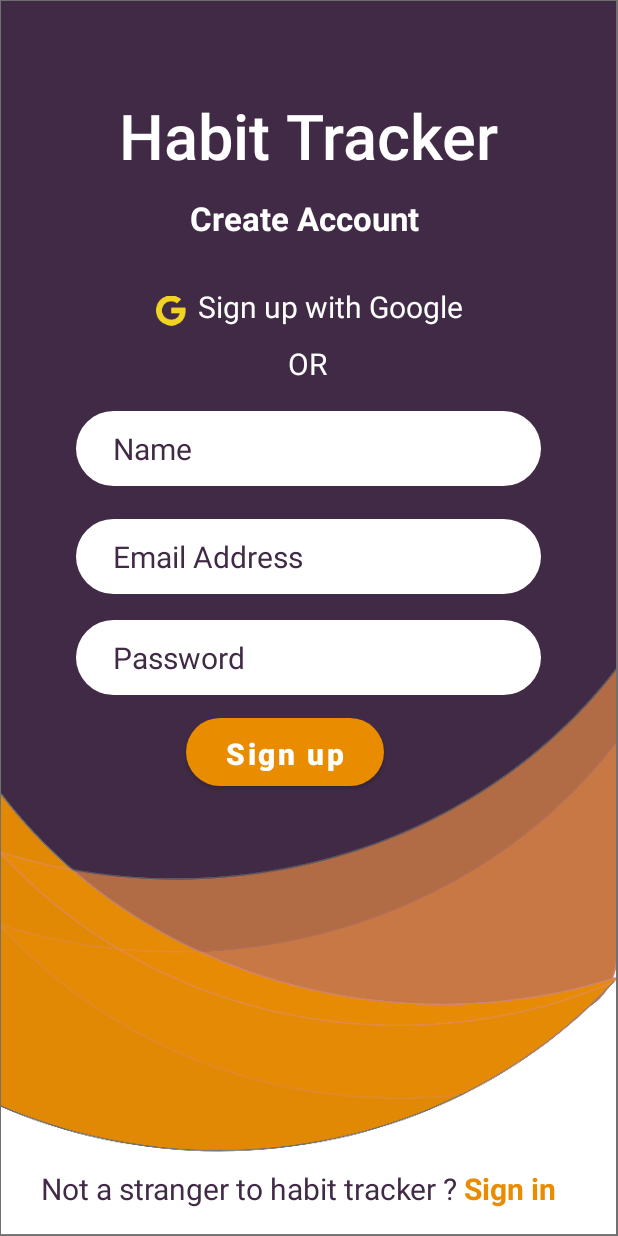
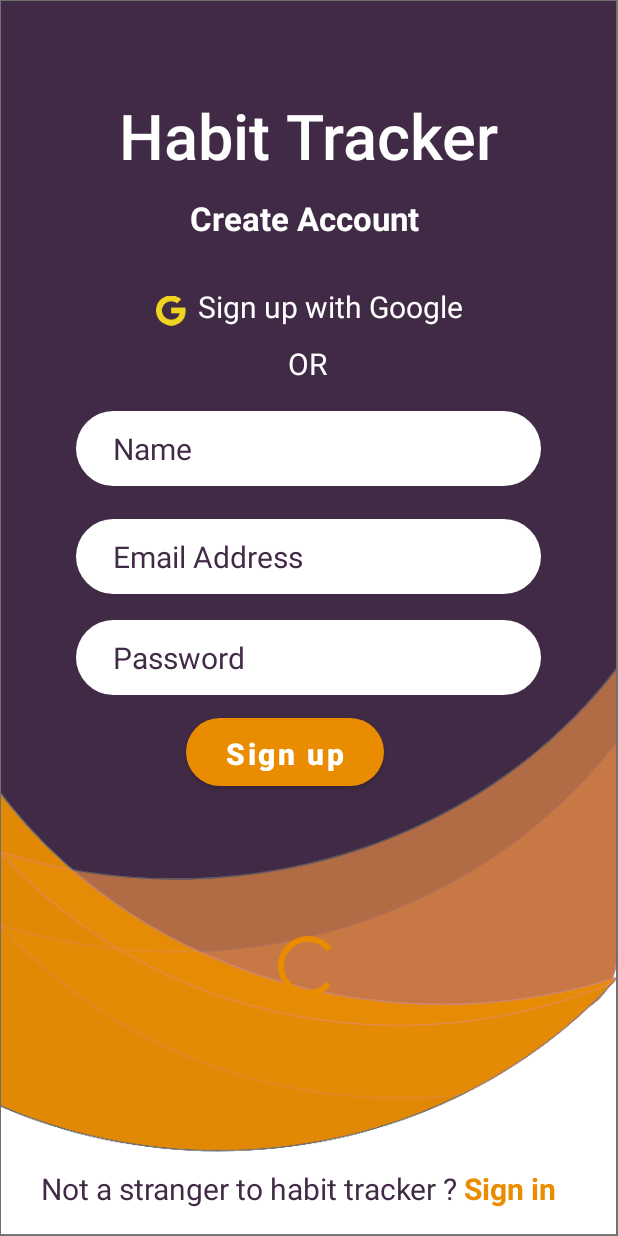
Before and after one commit to Shubhankita/Habit-Tracker, an Android app: the register screen opened directly, with no data from a screen before it, on a phone screen of 412 x 824 dp. Run offline under Robolectric (Android 15) with nearby library versions, the phone set to English and light mode, and no system bars; Roboto replaces fonts that are not available here.

Commit message:
Habit Tracker Module - Firebase database started

```diff
--- a/app/build.gradle
+++ b/app/build.gradle
@@ -2,6 +2,7 @@ plugins {
     id 'com.android.application'
     id 'kotlin-android'
     id 'kotlin-android-extensions'
+    id 'com.google.gms.google-services'
 }
 
 android {
@@ -40,6 +41,8 @@ dependencies {
     implementation 'androidx.appcompat:appcompat:1.2.0'
     implementation 'com.google.android.material:material:1.3.0'
     implementation 'androidx.constraintlayout:constraintlayout:2.0.4'
+    implementation 'com.google.firebase:firebase-database:19.7.0'
+    implementation 'com.google.firebase:firebase-auth:20.0.3'
     testImplementation 'junit:junit:4.+'
     androidTestImplementation 'androidx.test.ext:junit:1.1.2'
     androidTestImplementation 'androidx.test.espresso:espresso-core:3.3.0'
--- a/app/src/main/java/com/example/habittracker/register.kt
+++ b/app/src/main/java/com/example/habittracker/register.kt
@@ -22,5 +22,6 @@ class register : AppCompatActivity() {
 
             Toast.makeText(this,"Account Created! Please Login", Toast.LENGTH_SHORT).show()
         }
+
     }
 }
--- a/app/src/main/res/layout/activity_register.xml
+++ b/app/src/main/res/layout/activity_register.xml
@@ -191,4 +191,16 @@
         app:layout_constraintVertical_bias="0.242"
         app:srcCompat="@drawable/google" />
 
+    <ProgressBar
+        android:id="@+id/progressBar"
+        style="?android:attr/progressBarStyle"
+        android:layout_width="wrap_content"
+        android:layout_height="wrap_content"
+        app:layout_constraintBottom_toBottomOf="parent"
+        app:layout_constraintEnd_toEndOf="parent"
+        app:layout_constraintHorizontal_bias="0.498"
+        app:layout_constraintStart_toStartOf="parent"
+        app:layout_constraintTop_toTopOf="parent"
+        app:layout_constraintVertical_bias="0.799" />
+
 </androidx.constraintlayout.widget.ConstraintLayout>
--- a/build.gradle
+++ b/build.gradle
@@ -8,6 +8,7 @@ buildscript {
     dependencies {
         classpath 'com.android.tools.build:gradle:4.1.3'
         classpath "org.jetbrains.kotlin:kotlin-gradle-plugin:$kotlin_version"
+        classpath 'com.google.gms:google-services:4.3.3'
 
         // NOTE: Do not place your application dependencies here; they belong
         // in the individual module build.gradle files
```
Also changed, not shown: 1 other file.
